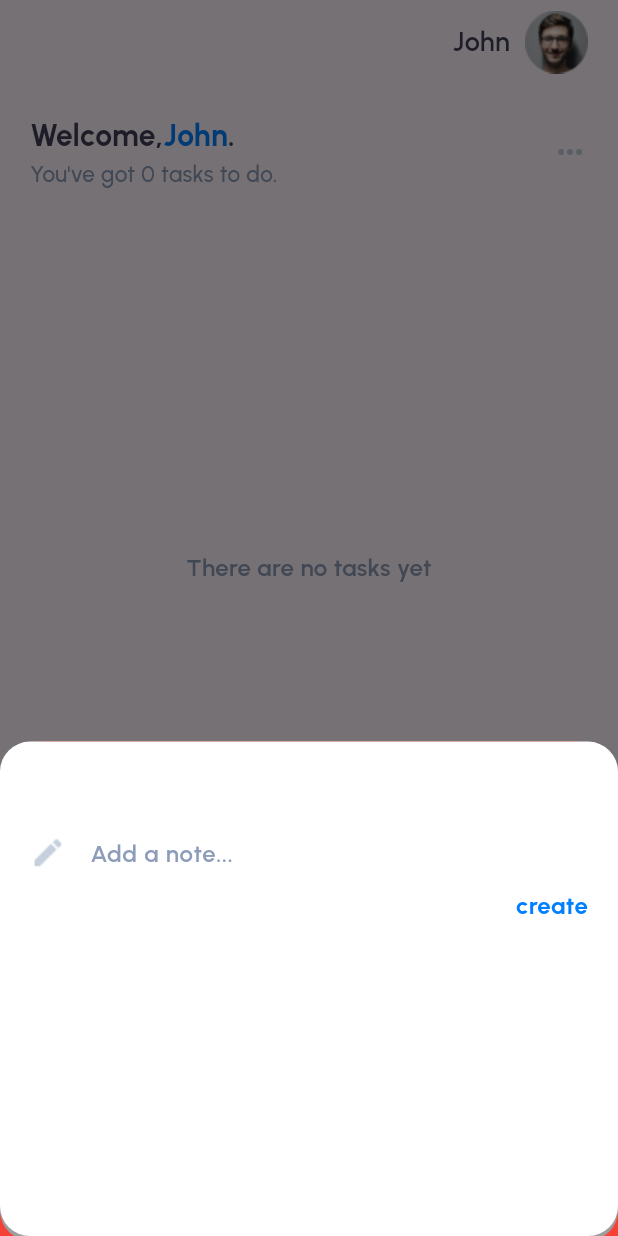
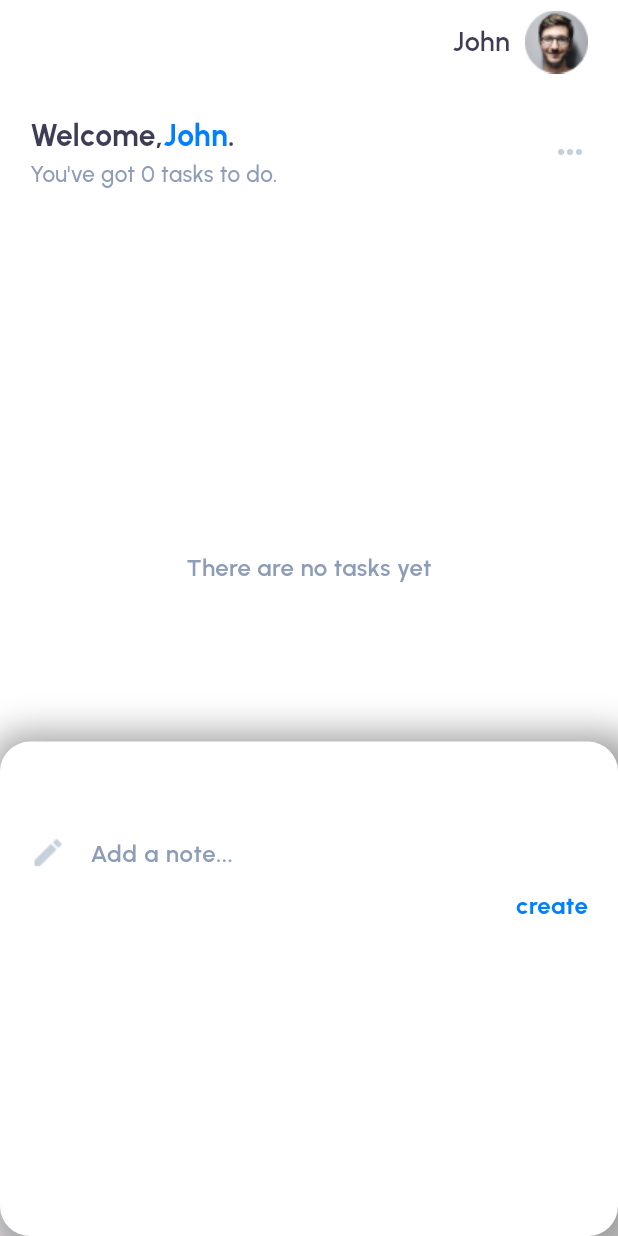
Before and after one commit to FlutterBootCamps/Assignment-3, a Flutter app: the screen it shows after launch, after a tap on the "add" icon, on a phone screen of 412 x 824 dp. Run offline on Flutter 3.47's test engine with Material 3 defaults, Android fonts, the phone set to English and light mode, and no system bars; our stand-ins replace bloc, flutter_bloc, flutter_svg, get_it, get_storage, google_fonts.

Commit message:
shaimaa_althubaiti

```diff
--- a/assignment_3/lib/pages/completid_task_page.dart
+++ b/assignment_3/lib/pages/completid_task_page.dart
@@ -13,7 +13,9 @@ class CompletidTaskPage extends StatelessWidget {
   Widget build(BuildContext context) {
     context.read<TaskManagerBloc>().add(LaudingDataEvent());
     return Scaffold(
+      backgroundColor: Colors.white,
       appBar: AppBar(
+      backgroundColor: Colors.white,
         actions: [
           Text(
             "John",
@@ -54,8 +56,7 @@ class CompletidTaskPage extends StatelessWidget {
                                 onPress: () {
                                   context.read<TaskManagerBloc>().add(
                                       (AddTaskEvent(
-                                          tasks: state
-                                              .completedTasks[index])));
+                                          tasks: state.completedTasks[index])));
                                 },
                                 isVisible: true,
                               ),
--- a/assignment_3/lib/pages/to_do_page/delete_task_page.dart
+++ b/assignment_3/lib/pages/to_do_page/delete_task_page.dart
@@ -12,7 +12,9 @@ class DeleteTask extends StatelessWidget {
   @override
   Widget build(BuildContext context) {
     return Scaffold(
+      backgroundColor: Colors.white,
       appBar: AppBar(
+      backgroundColor: Colors.white,
         leading: InkWell(
           onTap: () {
             Navigator.pop(context);
--- a/assignment_3/lib/pages/to_do_page/to_do_task_page.dart
+++ b/assignment_3/lib/pages/to_do_page/to_do_task_page.dart
@@ -17,7 +17,9 @@ class ToDoTaskPage extends StatelessWidget {
   Widget build(BuildContext context) {
     context.read<TaskManagerBloc>().add(LaudingDataEvent());
     return Scaffold(
+      backgroundColor: Colors.white,
       appBar: AppBar(
+        backgroundColor: Colors.white,
         actions: [
           Text(
             "John",
--- a/assignment_3/lib/pages/to_do_page/widgets/floating_button_widget.dart
+++ b/assignment_3/lib/pages/to_do_page/widgets/floating_button_widget.dart
@@ -30,9 +30,9 @@ class Button extends StatelessWidget {
             ]),
         onPressed: () {
           showModalBottomSheet<void>(
+            barrierColor: Colors.white.withOpacity(0),
             context: context,
             elevation: 10,
-            backgroundColor: Colors.red,
             builder: (BuildContext context) {
               return Container(
                 padding: const EdgeInsets.all(20),
@@ -41,7 +41,12 @@ class Button extends StatelessWidget {
                     color: Colors.white,
                     borderRadius: BorderRadius.circular(20),
                     boxShadow: const [
-                      BoxShadow(color: Colors.grey, offset: Offset(0, 3))
+                      BoxShadow(
+                          color: Colors.grey,
+                          offset: Offset(5, 5),
+                          spreadRadius: 10,
+                          blurRadius: 20,
+                          blurStyle: BlurStyle.normal)
                     ]),
                 child: Column(
                     crossAxisAlignment: CrossAxisAlignment.end,
```
